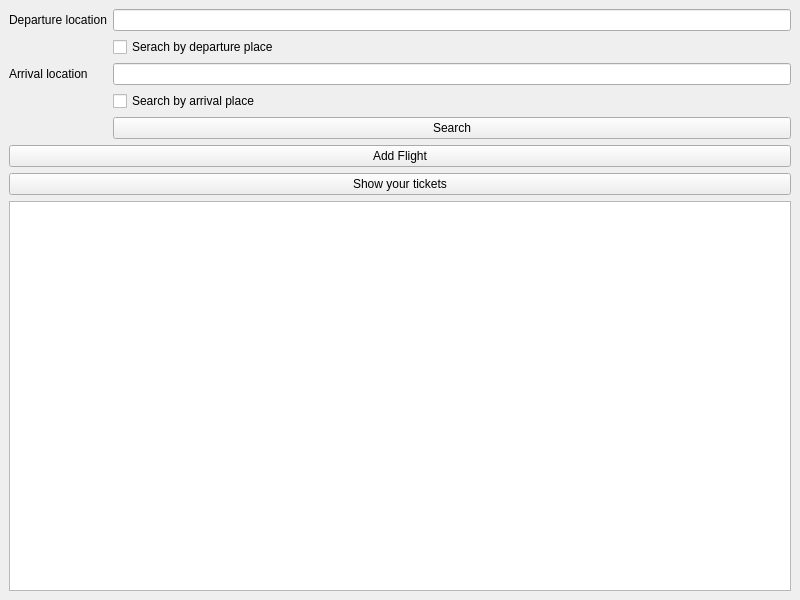
Above: FlyApplication/MainWindow.ui from tnt120/Qt-c-Flight-project before the change. Below: the same form after it.
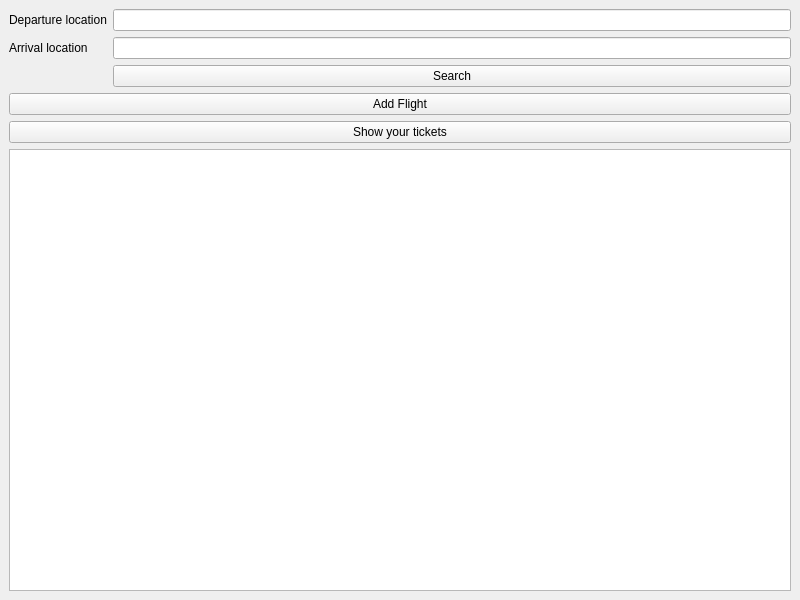
That is the form after the change.

Patch:
```diff
--- a/FlyApplication/MainWindow.ui
+++ b/FlyApplication/MainWindow.ui
@@ -34,31 +34,17 @@
       <item row="0" column="1">
        <widget class="QLineEdit" name="inputDepature"/>
       </item>
-      <item row="1" column="1">
-       <widget class="QCheckBox" name="checkBoxDeparture">
-        <property name="text">
-         <string>Serach by departure place</string>
-        </property>
-       </widget>
-      </item>
-      <item row="2" column="0">
+      <item row="1" column="0">
        <widget class="QLabel" name="label">
         <property name="text">
          <string>Arrival location</string>
         </property>
        </widget>
       </item>
-      <item row="2" column="1">
+      <item row="1" column="1">
        <widget class="QLineEdit" name="inputArrival"/>
       </item>
-      <item row="3" column="1">
-       <widget class="QCheckBox" name="checkBoxArrival">
-        <property name="text">
-         <string>Search by arrival place</string>
-        </property>
-       </widget>
-      </item>
-      <item row="4" column="1">
+      <item row="2" column="1">
        <widget class="QPushButton" name="SearchButton">
         <property name="text">
          <string>Search</string>
```
